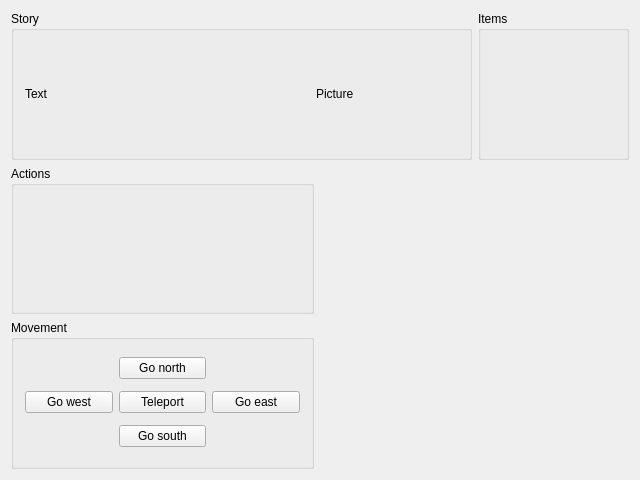
First picture: the form in ZorkGUI/mainwindow.ui, repository Stephan1994/zork, before the edit.
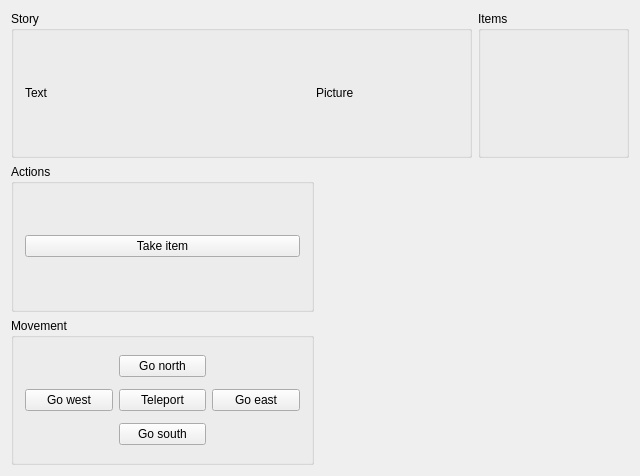
Second picture: the form after the edit.

Diff of the .ui file:
```diff
--- a/ZorkGUI/mainwindow.ui
+++ b/ZorkGUI/mainwindow.ui
@@ -7,7 +7,7 @@
     <x>0</x>
     <y>0</y>
     <width>640</width>
-    <height>480</height>
+    <height>476</height>
    </rect>
   </property>
   <property name="windowTitle">
@@ -26,6 +26,15 @@
       <property name="title">
        <string>Actions</string>
       </property>
+      <layout class="QGridLayout" name="gridLayout_4">
+       <item row="0" column="0">
+        <widget class="QPushButton" name="takeItemButton">
+         <property name="text">
+          <string>Take item</string>
+         </property>
+        </widget>
+       </item>
+      </layout>
      </widget>
     </item>
     <item row="2" column="0" colspan="2">
```
Left out of the diff: 2 changed lines with no effect on the pictures.
